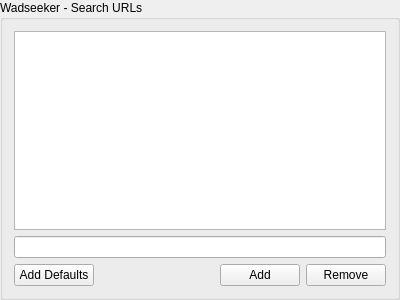
Old version of the form src/core/gui/configuration/cfgwadseekersites.ui in the repository Destroyerrrocket/doomseeker-unofficial.
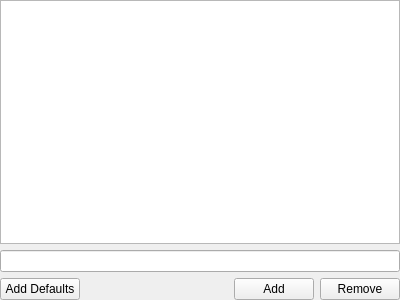
New version of the form.

Commit message: - All configuration pages are now descendants of QWidget rather than QGroupBox. Configuration dialog is responsible for spawning the groupbox and inserting page within.

Diff of the .ui file:
```diff
--- a/src/core/gui/configuration/cfgwadseekersites.ui
+++ b/src/core/gui/configuration/cfgwadseekersites.ui
@@ -1,7 +1,7 @@
 <?xml version="1.0" encoding="UTF-8"?>
 <ui version="4.0">
  <class>CFGWadseekerSites</class>
- <widget class="QGroupBox" name="CFGWadseekerSites">
+ <widget class="QWidget" name="CFGWadseekerSites">
   <property name="geometry">
    <rect>
     <x>0</x>
@@ -10,13 +10,10 @@
     <height>300</height>
    </rect>
   </property>
-  <property name="windowTitle">
-   <string>GroupBox</string>
-  </property>
-  <property name="title">
-   <string>Wadseeker - Search URLs</string>
-  </property>
   <layout class="QVBoxLayout" name="verticalLayout">
+   <property name="margin">
+    <number>0</number>
+   </property>
    <item>
     <widget class="QListView" name="lstUrls">
      <property name="dragEnabled">
```
The commit also changes 29 other files.
